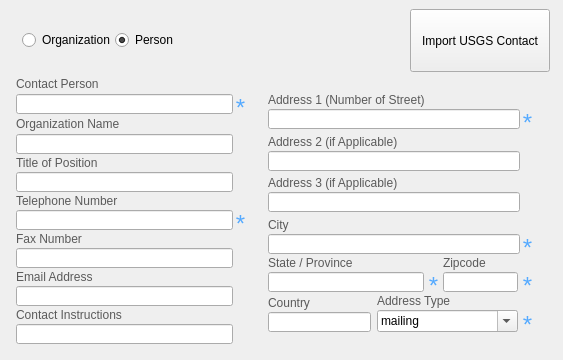
The window that pymdwizard/gui/ui_files/ContactInfo.ui (DOI-USGS/fort-pymdwizard) describes before a commit, drawn with Qt 5.
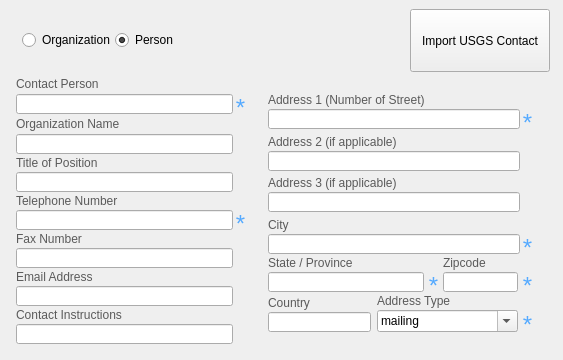
The same window after the commit.

What changed in the file:
```diff
--- a/pymdwizard/gui/ui_files/ContactInfo.ui
+++ b/pymdwizard/gui/ui_files/ContactInfo.ui
@@ -1087,7 +1087,7 @@
                  </size>
                 </property>
                 <property name="text">
-                 <string>Address 2 (if Applicable)</string>
+                 <string>Address 2 (if applicable)</string>
                 </property>
                 <property name="alignment">
                  <set>Qt::AlignBottom|Qt::AlignLeading|Qt::AlignLeft</set>
@@ -1172,7 +1172,7 @@
                  </size>
                 </property>
                 <property name="text">
-                 <string>Address 3 (if Applicable) </string>
+                 <string>Address 3 (if applicable)</string>
                 </property>
                 <property name="alignment">
                  <set>Qt::AlignBottom|Qt::AlignLeading|Qt::AlignLeft</set>
```
